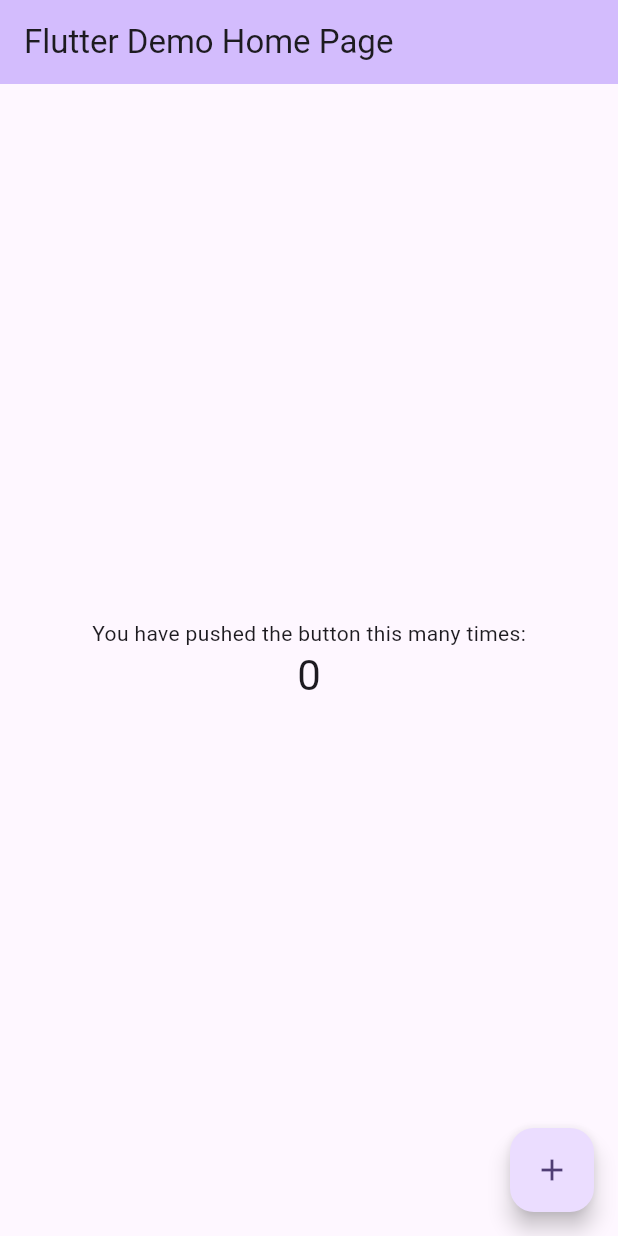
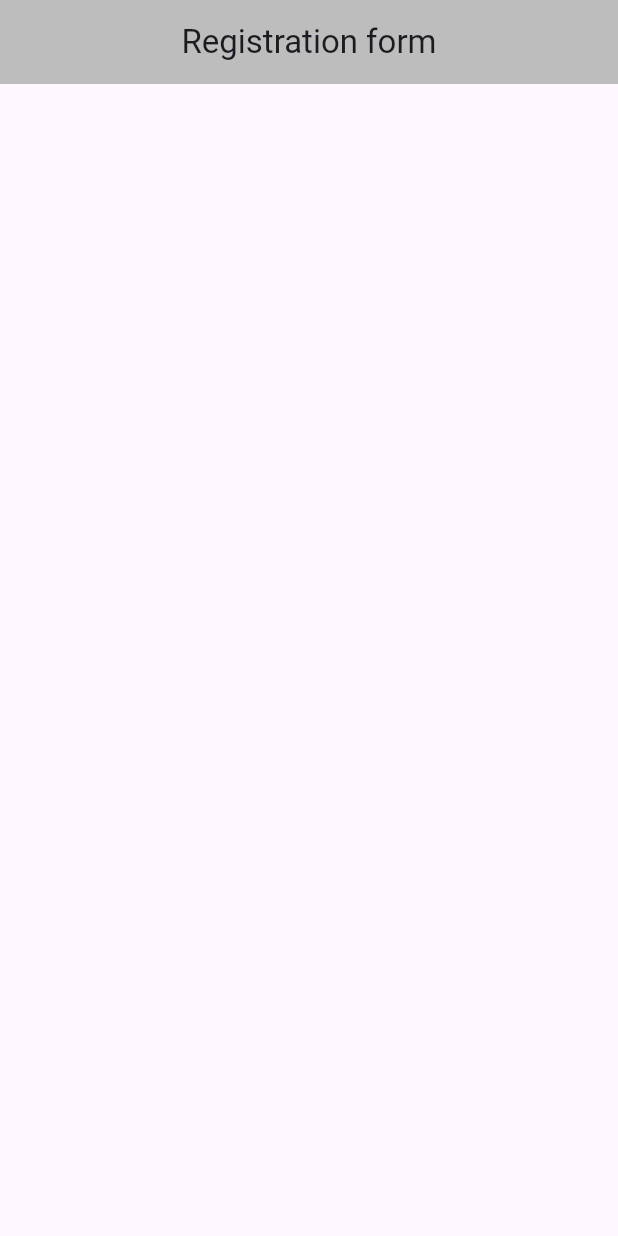
Before and after one commit to Majok-Bol/register_form, a Flutter app: the screen it shows after launch, on a phone screen of 412 x 824 dp. Run offline on Flutter 3.47's test engine with Material 3 defaults, Android fonts, the phone set to English and light mode, and no system bars.

Commit message:
added title in appbar

```diff
--- /dev/null
+++ b/lib/home/home_page.dart
@@ -0,0 +1,21 @@
+import 'package:flutter/material.dart';
+
+class HomePage extends StatefulWidget {
+  const HomePage({super.key});
+
+  @override
+  State<HomePage> createState() => _HomePageState();
+}
+
+class _HomePageState extends State<HomePage> {
+  @override
+  Widget build(BuildContext context) {
+    return Scaffold(
+      appBar: AppBar(
+        title: Text('Registration form'),
+        centerTitle: true,
+        backgroundColor: Colors.grey.shade400,
+      ),
+    );
+  }
+}
--- a/lib/main.dart
+++ b/lib/main.dart
@@ -1,4 +1,5 @@
 import 'package:flutter/material.dart';
+import 'package:register_form/home/home_page.dart';
 
 void main() {
   runApp(const MyApp());
@@ -10,113 +11,6 @@ class MyApp extends StatelessWidget {
   // This widget is the root of your application.
   @override
   Widget build(BuildContext context) {
-    return MaterialApp(
-      title: 'Flutter Demo',
-      theme: ThemeData(
-        // This is the theme of your application.
-        //
-        // TRY THIS: Try running your application with "flutter run". You'll see
-        // the application has a purple toolbar. Then, without quitting the app,
-        // try changing the seedColor in the colorScheme below to Colors.green
-        // and then invoke "hot reload" (save your changes or press the "hot
-        // reload" button in a Flutter-supported IDE, or press "r" if you used
-        // the command line to start the app).
-        //
-        // Notice that the counter didn't reset back to zero; the application
-        // state is not lost during the reload. To reset the state, use hot
-        // restart instead.
-        //
-        // This works for code too, not just values: Most code changes can be
-        // tested with just a hot reload.
-        colorScheme: ColorScheme.fromSeed(seedColor: Colors.deepPurple),
-      ),
-      home: const MyHomePage(title: 'Flutter Demo Home Page'),
-    );
+    return MaterialApp(debugShowCheckedModeBanner: false, home: HomePage());
   }
 }
-
-class MyHomePage extends StatefulWidget {
-  const MyHomePage({super.key, required this.title});
-
-  // This widget is the home page of your application. It is stateful, meaning
-  // that it has a State object (defined below) that contains fields that affect
-  // how it looks.
-
-  // This class is the configuration for the state. It holds the values (in this
-  // case the title) provided by the parent (in this case the App widget) and
-  // used by the build method of the State. Fields in a Widget subclass are
-  // always marked "final".
-
-  final String title;
-
-  @override
-  State<MyHomePage> createState() => _MyHomePageState();
-}
-
-class _MyHomePageState extends State<MyHomePage> {
-  int _counter = 0;
-
-  void _incrementCounter() {
-    setState(() {
-      // This call to setState tells the Flutter framework that something has
-      // changed in this State, which causes it to rerun the build method below
-      // so that the display can reflect the updated values. If we changed
-      // _counter without calling setState(), then the build method would not be
-      // called again, and so nothing would appear to happen.
-      _counter++;
-    });
-  }
-
-  @override
-  Widget build(BuildContext context) {
-    // This method is rerun every time setState is called, for instance as done
-    // by the _incrementCounter method above.
-    //
-    // The Flutter framework has been optimized to make rerunning build methods
-    // fast, so that you can just rebuild anything that needs updating rather
-    // than having to individually change instances of widgets.
-    return Scaffold(
-      appBar: AppBar(
-        // TRY THIS: Try changing the color here to a specific color (to
-        // Colors.amber, perhaps?) and trigger a hot reload to see the AppBar
-        // change color while the other colors stay the same.
-        backgroundColor: Theme.of(context).colorScheme.inversePrimary,
-        // Here we take the value from the MyHomePage object that was created by
-        // the App.build method, and use it to set our appbar title.
-        title: Text(widget.title),
-      ),
-      body: Center(
-        // Center is a layout widget. It takes a single child and positions it
-        // in the middle of the parent.
-        child: Column(
-          // Column is also a layout widget. It takes a list of children and
-          // arranges them vertically. By default, it sizes itself to fit its
-          // children horizontally, and tries to be as tall as its parent.
-          //
-          // Column has various properties to control how it sizes itself and
-          // how it positions its children. Here we use mainAxisAlignment to
-          // center the children vertically; the main axis here is the vertical
-          // axis because Columns are vertical (the cross axis would be
-          // horizontal).
-          //
-          // TRY THIS: Invoke "debug painting" (choose the "Toggle Debug Paint"
-          // action in the IDE, or press "p" in the console), to see the
-          // wireframe for each widget.
-          mainAxisAlignment: MainAxisAlignment.center,
-          children: <Widget>[
-            const Text('You have pushed the button this many times:'),
-            Text(
-              '$_counter',
-              style: Theme.of(context).textTheme.headlineMedium,
-            ),
-          ],
-        ),
-      ),
-      floatingActionButton: FloatingActionButton(
-        onPressed: _incrementCounter,
-        tooltip: 'Increment',
-        child: const Icon(Icons.add),
-      ), // This trailing comma makes auto-formatting nicer for build methods.
-    );
-  }
-}
```
